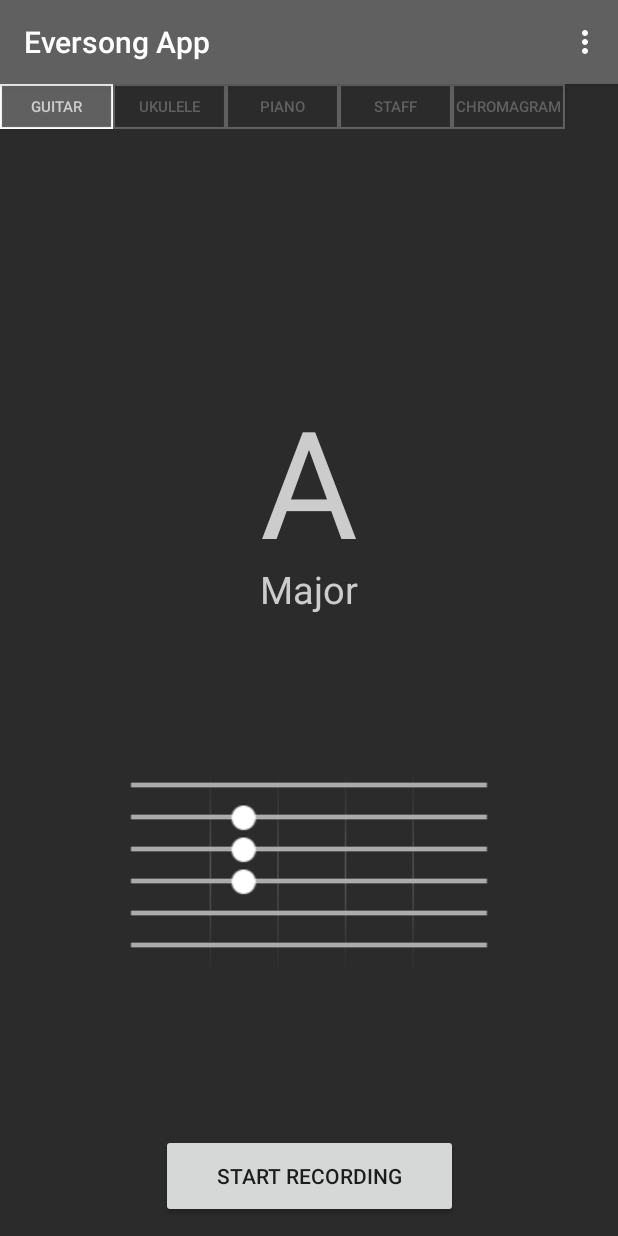
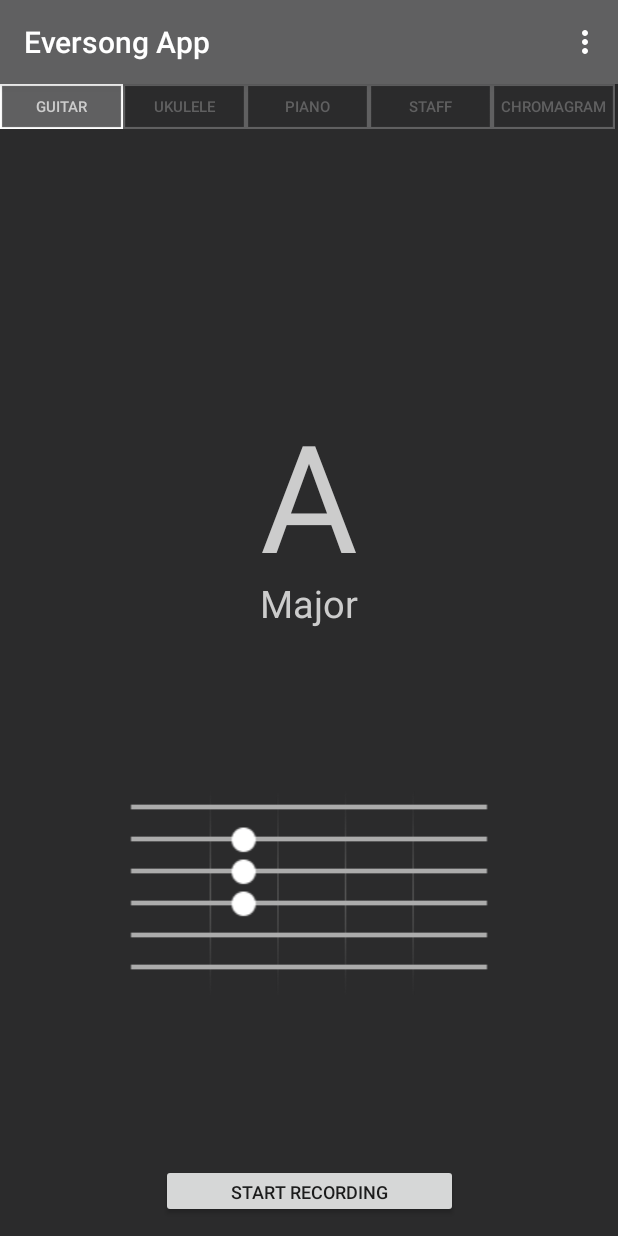
Before and after one commit to Minichain/EversongApp, an Android app: the screen it shows after launch (EversongActivity), on a phone screen of 412 x 824 dp. Run offline under Robolectric (Android 15) with nearby library versions, the phone set to English and light mode, and no system bars; 3 statements that could not run were skipped.

Commit message:
- "Chart menu" now fits the screen perfectly. - InitMainActivity is called only once now when running the app for the first time

```diff
--- a/app/src/main/java/com/upf/minichain/eversongapp/EversongActivity.java
+++ b/app/src/main/java/com/upf/minichain/eversongapp/EversongActivity.java
@@ -7,10 +7,12 @@ import android.content.Intent;
 import android.content.IntentFilter;
 import android.content.pm.PackageManager;
 import android.os.Process;
+import android.support.constraint.ConstraintLayout;
 import android.support.v4.app.ActivityCompat;
 import android.support.v4.content.res.ResourcesCompat;
 import android.support.v7.app.AppCompatActivity;
 import android.os.Bundle;
+import android.util.DisplayMetrics;
 import android.view.Menu;
 import android.view.MenuItem;
 import android.view.View;
@@ -70,6 +72,7 @@ public class EversongActivity extends AppCompatActivity {
 
     @Override
     protected void onCreate(Bundle savedInstanceState) {
+        Log.l("EversongActivityLog:: onCreate");
         super.onCreate(savedInstanceState);
         setContentView(R.layout.activity_main);
         checkCaptureAudioPermission();
@@ -77,24 +80,24 @@ public class EversongActivity extends AppCompatActivity {
         LinearLayout placeHolder;
         placeHolder = this.findViewById(R.id.chart_menu_layout);
         getLayoutInflater().inflate(R.layout.chart_menu, placeHolder);
-
-        initMainActivity();
     }
 
     @Override
     protected void onRestart() {
-        initMainActivity();
+        Log.l("EversongActivityLog:: onRestart");
         super.onRestart();
     }
 
     @Override
     protected void onResume() {
+        Log.l("EversongActivityLog:: onResume");
         initMainActivity();
         super.onResume();
     }
 
     @Override
     protected void onPause() {
+        Log.l("EversongActivityLog:: onPause");
         super.onPause();
         stopRecording();
         try {
@@ -106,6 +109,7 @@ public class EversongActivity extends AppCompatActivity {
 
     @Override
     protected void onStop() {
+        Log.l("EversongActivityLog:: onStop");
         super.onStop();
         stopRecording();
         try {
@@ -438,7 +442,15 @@ public class EversongActivity extends AppCompatActivity {
     }
 
     private void setChartMenu() {
+        DisplayMetrics displayMetrics = new DisplayMetrics();
+        getWindowManager().getDefaultDisplay().getMetrics(displayMetrics);
+        int screenWidth = displayMetrics.widthPixels;
+        ConstraintLayout.LayoutParams params;
+
         Button button = this.findViewById(R.id.guitar_chart_button);
+        params = (ConstraintLayout.LayoutParams) button.getLayoutParams();
+        params.width = screenWidth/TabSelected.values().length;
+        button.setLayoutParams(params);
         button.setOnClickListener(new View.OnClickListener() {
             @Override
             public void onClick(View v) {
@@ -451,6 +463,9 @@ public class EversongActivity extends AppCompatActivity {
         });
 
         button = this.findViewById(R.id.ukulele_chart_button);
+        params = (ConstraintLayout.LayoutParams) button.getLayoutParams();
+        params.width = screenWidth/TabSelected.values().length;
+        button.setLayoutParams(params);
         button.setOnClickListener(new View.OnClickListener() {
             @Override
             public void onClick(View v) {
@@ -463,6 +478,9 @@ public class EversongActivity extends AppCompatActivity {
         });
 
         button = this.findViewById(R.id.piano_chart_button);
+        params = (ConstraintLayout.LayoutParams) button.getLayoutParams();
+        params.width = screenWidth/TabSelected.values().length;
+        button.setLayoutParams(params);
         button.setOnClickListener(new View.OnClickListener() {
             @Override
             public void onClick(View v) {
@@ -475,6 +493,9 @@ public class EversongActivity extends AppCompatActivity {
         });
 
         button = this.findViewById(R.id.staff_chart_button);
+        params = (ConstraintLayout.LayoutParams) button.getLayoutParams();
+        params.width = screenWidth/TabSelected.values().length;
+        button.setLayoutParams(params);
         button.setOnClickListener(new View.OnClickListener() {
             @Override
             public void onClick(View v) {
@@ -487,6 +508,9 @@ public class EversongActivity extends AppCompatActivity {
         });
 
         button = this.findViewById(R.id.chromagram_chart_button);
+        params = (ConstraintLayout.LayoutParams) button.getLayoutParams();
+        params.width = screenWidth/TabSelected.values().length;
+        button.setLayoutParams(params);
         button.setOnClickListener(new View.OnClickListener() {
             @Override
             public void onClick(View v) {
--- a/app/src/main/res/layout/activity_main.xml
+++ b/app/src/main/res/layout/activity_main.xml
@@ -20,13 +20,14 @@
     <Button
         android:id="@+id/recording_button"
         android:layout_width="198dp"
-        android:layout_height="56dp"
+        android:layout_height="36dp"
         android:layout_marginBottom="12dp"
         android:layout_marginEnd="8dp"
         android:layout_marginStart="8dp"
         android:foregroundGravity="bottom"
         android:gravity="center"
         android:text="@string/start_record_button"
+        android:textSize="12sp"
         app:layout_constraintBottom_toBottomOf="parent"
         app:layout_constraintEnd_toEndOf="parent"
         app:layout_constraintStart_toStartOf="parent" />
--- a/app/src/main/res/layout/chart_menu.xml
+++ b/app/src/main/res/layout/chart_menu.xml
@@ -10,7 +10,7 @@
         android:layout_height="match_parent" >
         <Button
             android:id="@+id/guitar_chart_button"
-            android:layout_width="75dp"
+            android:layout_width="10dp"
             android:layout_height="30sp"
             android:background="@drawable/chart_menu_button_not_selected"
             android:textSize="10sp"
@@ -19,7 +19,7 @@
             android:text="@string/guitar_tab" />
         <Button
             android:id="@+id/ukulele_chart_button"
-            android:layout_width="75dp"
+            android:layout_width="10dp"
             android:layout_height="30sp"
             android:text="@string/ukulele_tab"
             android:background="@drawable/chart_menu_button_not_selected"
@@ -29,7 +29,7 @@
             app:layout_constraintStart_toEndOf="@+id/guitar_chart_button"/>
         <Button
             android:id="@+id/piano_chart_button"
-            android:layout_width="75dp"
+            android:layout_width="10dp"
             android:layout_height="30sp"
             android:text="@string/piano_tab"
             android:background="@drawable/chart_menu_button_not_selected"
@@ -39,7 +39,7 @@
             app:layout_constraintStart_toEndOf="@+id/ukulele_chart_button"/>
         <Button
             android:id="@+id/staff_chart_button"
-            android:layout_width="75dp"
+            android:layout_width="10dp"
             android:layout_height="30sp"
             android:text="@string/staff_tab"
             android:background="@drawable/chart_menu_button_not_selected"
@@ -49,7 +49,7 @@
             app:layout_constraintStart_toEndOf="@+id/piano_chart_button"/>
         <Button
             android:id="@+id/chromagram_chart_button"
-            android:layout_width="75dp"
+            android:layout_width="10dp"
             android:layout_height="30sp"
             android:text="@string/chromagram_tab"
             android:background="@drawable/chart_menu_button_not_selected"
```
